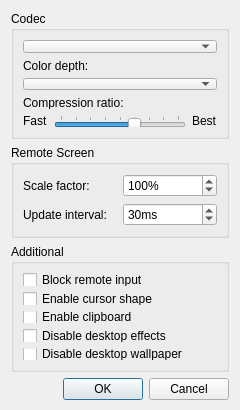
Old version of the form source/client/ui/desktop_config_dialog.ui in the repository dchapyshev/aspia.
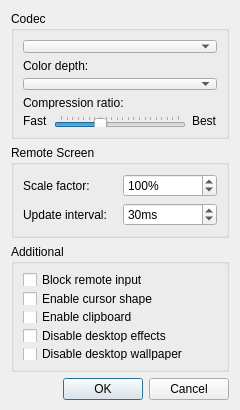
New version of the form.

Patch:
```diff
--- a/source/client/ui/desktop_config_dialog.ui
+++ b/source/client/ui/desktop_config_dialog.ui
@@ -67,10 +67,10 @@
            <number>1</number>
           </property>
           <property name="maximum">
-           <number>9</number>
+           <number>22</number>
           </property>
           <property name="value">
-           <number>6</number>
+           <number>8</number>
           </property>
           <property name="orientation">
            <enum>Qt::Horizontal</enum>
```
